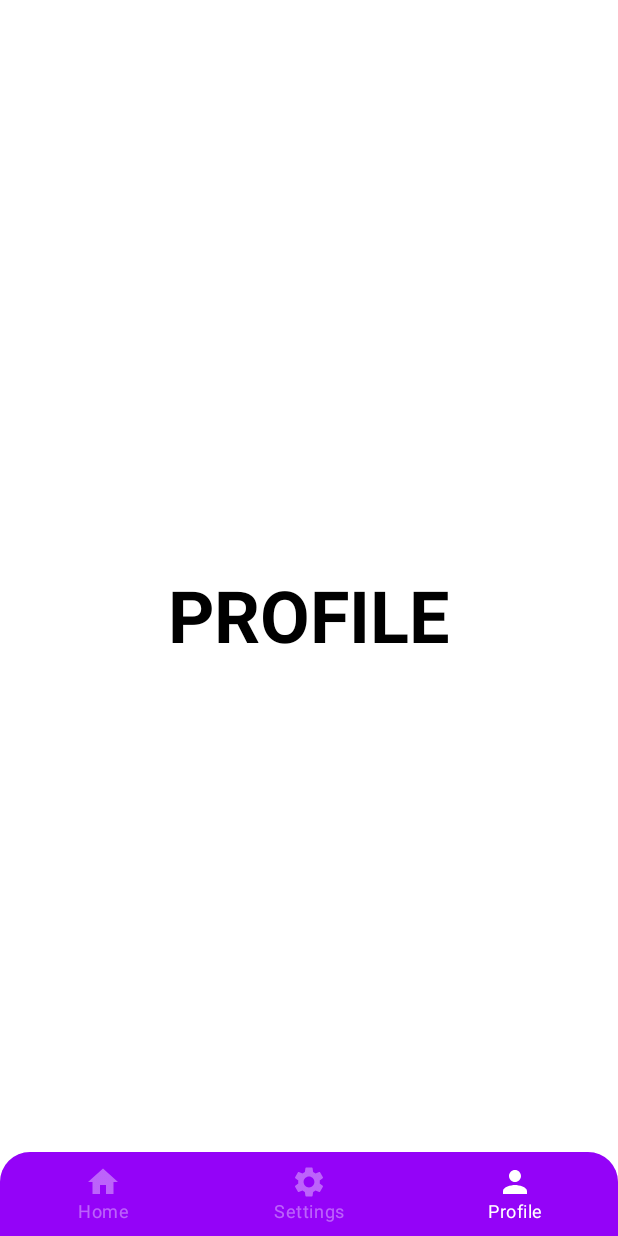
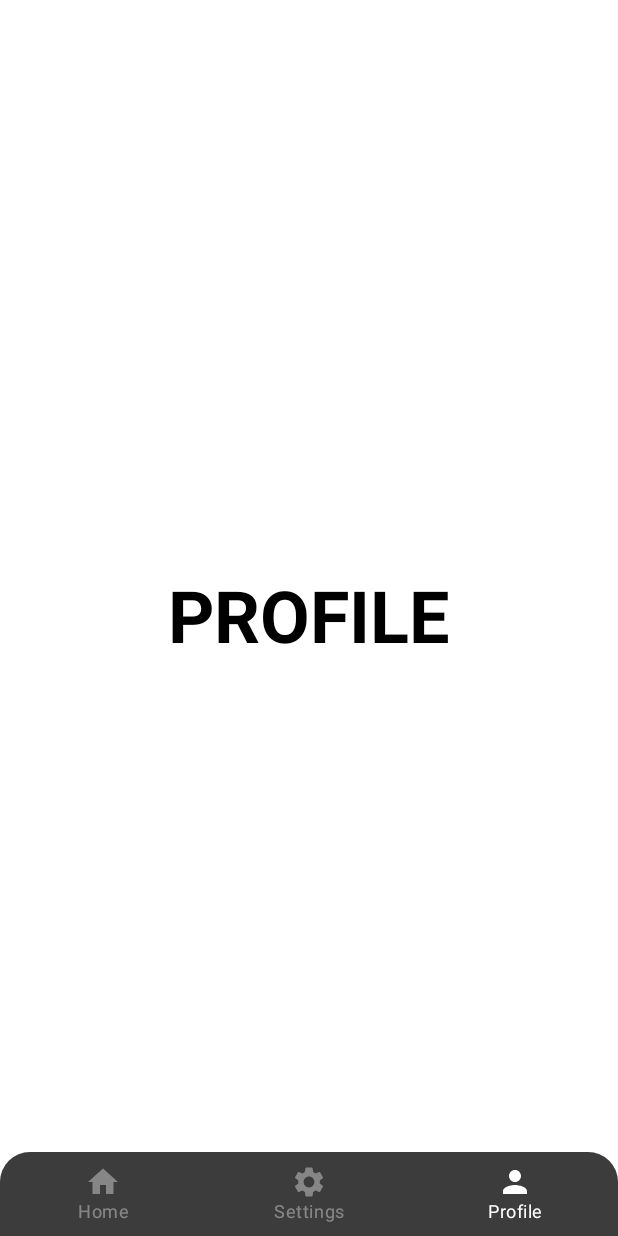
Before and after one commit to Ozatac/Photowall, an Android app built with Jetpack Compose: the ProfileScreen screen opened through its navigation route, on a phone screen of 412 x 824 dp. Run offline under Robolectric (Android 15) with nearby library versions, the phone set to English and light mode, and no system bars; our stand-ins replace Dagger/Hilt's generated code; pictures from the network do not load.

Commit message:
nested LazyColumn olusturuldu.

```diff
--- a/app/build.gradle
+++ b/app/build.gradle
@@ -94,4 +94,10 @@ dependencies {
 
     //SwipeRefresh
     implementation "com.google.accompanist:accompanist-swiperefresh:0.19.0"
+
+    //Glide
+    implementation "com.github.skydoves:landscapist-glide:1.5.0"
+
+    //FlowLayout
+    implementation "com.google.accompanist:accompanist-flowlayout:0.20.0"
 }
--- a/app/src/main/java/com/tunahanozatac/photowall/MainActivity.kt
+++ b/app/src/main/java/com/tunahanozatac/photowall/MainActivity.kt
@@ -3,11 +3,13 @@ package com.tunahanozatac.photowall
 import android.os.Bundle
 import androidx.activity.ComponentActivity
 import androidx.activity.compose.setContent
+import androidx.compose.foundation.ExperimentalFoundationApi
 import androidx.core.content.ContextCompat
 import com.tunahanozatac.photowall.ui.main.MainScreen
 import com.tunahanozatac.photowall.ui.theme.PhotoWallTheme
 import dagger.hilt.android.AndroidEntryPoint
 
+@ExperimentalFoundationApi
 @AndroidEntryPoint
 class MainActivity : ComponentActivity() {
     override fun onCreate(savedInstanceState: Bundle?) {
--- a/app/src/main/java/com/tunahanozatac/photowall/data/network/api/UnsplashApi.kt
+++ b/app/src/main/java/com/tunahanozatac/photowall/data/network/api/UnsplashApi.kt
@@ -1,7 +1,6 @@
 package com.tunahanozatac.photowall.data.network.api
 
 import com.tunahanozatac.photowall.data.model.random.RandomModel
-import com.tunahanozatac.photowall.util.Resource
 import retrofit2.http.GET
 import retrofit2.http.Query
 
--- a/app/src/main/java/com/tunahanozatac/photowall/ui/main/BottomNavGraph.kt
+++ b/app/src/main/java/com/tunahanozatac/photowall/ui/main/BottomNavGraph.kt
@@ -1,13 +1,15 @@
 package com.tunahanozatac.photowall.ui.main
 
+import androidx.compose.foundation.ExperimentalFoundationApi
 import androidx.compose.runtime.Composable
 import androidx.navigation.NavHostController
 import androidx.navigation.compose.NavHost
 import androidx.navigation.compose.composable
-import com.tunahanozatac.photowall.ui.screens.HomeScreen
-import com.tunahanozatac.photowall.ui.screens.ProfileScreen
-import com.tunahanozatac.photowall.ui.screens.SettingsScreen
+import com.tunahanozatac.photowall.ui.screens.home.HomeScreen
+import com.tunahanozatac.photowall.ui.screens.profilee.ProfileScreen
+import com.tunahanozatac.photowall.ui.screens.settings.SettingsScreen
 
+@ExperimentalFoundationApi
 @Composable
 fun BottomNavGraph(navController: NavHostController) {
     NavHost(
@@ -18,10 +20,10 @@ fun BottomNavGraph(navController: NavHostController) {
             HomeScreen(navController = navController)
         }
         composable(route = BottomBarScreen.Settings.route) {
-            SettingsScreen()
+            SettingsScreen(navController = navController)
         }
         composable(route = BottomBarScreen.Profile.route) {
-            ProfileScreen()
+            ProfileScreen(navController = navController)
         }
     }
 }
--- a/app/src/main/java/com/tunahanozatac/photowall/ui/main/MainScreen.kt
+++ b/app/src/main/java/com/tunahanozatac/photowall/ui/main/MainScreen.kt
@@ -1,5 +1,6 @@
 package com.tunahanozatac.photowall.ui.main
 
+import androidx.compose.foundation.ExperimentalFoundationApi
 import androidx.compose.foundation.layout.RowScope
 import androidx.compose.foundation.shape.RoundedCornerShape
 import androidx.compose.material.*
@@ -15,6 +16,7 @@ import androidx.navigation.NavHostController
 import androidx.navigation.compose.currentBackStackEntryAsState
 import androidx.navigation.compose.rememberNavController
 
+@ExperimentalFoundationApi
 @Composable
 fun MainScreen() {
     val navController = rememberNavController()
--- a/app/src/main/java/com/tunahanozatac/photowall/ui/screens/Home.kt
+++ /dev/null
@@ -1,112 +0,0 @@
-package com.tunahanozatac.photowall.ui.screens
-
-import androidx.compose.foundation.background
-import androidx.compose.foundation.layout.*
-import androidx.compose.foundation.lazy.LazyColumn
-import androidx.compose.foundation.lazy.items
-import androidx.compose.material.*
-import androidx.compose.runtime.*
-import androidx.compose.ui.Alignment
-import androidx.compose.ui.Modifier
-import androidx.compose.ui.text.font.FontWeight
-import androidx.compose.ui.unit.dp
-import androidx.hilt.navigation.compose.hiltViewModel
-import androidx.navigation.NavController
-import com.google.accompanist.swiperefresh.SwipeRefresh
-import com.google.accompanist.swiperefresh.rememberSwipeRefreshState
-import com.tunahanozatac.photowall.data.model.random.RandomModel
-import com.tunahanozatac.photowall.data.network.viewmodel.RandomViewModel
-import com.tunahanozatac.photowall.util.Constants.API_KEY
-import kotlinx.coroutines.delay
-
-@Composable
-fun HomeScreen(
-    navController: NavController,
-    viewModel: RandomViewModel = hiltViewModel()
-) {
-    LaunchedEffect(key1 = "getData") {
-        viewModel.loadRandomPhoto(API_KEY)
-    }
-
-    Surface(
-        color = MaterialTheme.colors.secondary,
-        modifier = Modifier.fillMaxSize()
-    ) {
-        Column {
-            CryptoList(navController = navController)
-        }
-    }
-}
-
-@Composable
-fun CryptoList(
-    navController: NavController,
-    viewModel: RandomViewModel = hiltViewModel()
-) {
-    val cryptoList by remember { viewModel.cryptoList }
-    val isLoading by remember { viewModel.isLoading }
-
-    CryptoListView(cryptos = cryptoList, navController = navController)
-
-    Box(
-        contentAlignment = Alignment.Center,
-        modifier = Modifier.fillMaxSize()
-    ) {
-        if (isLoading) {
-            CircularProgressIndicator(color = MaterialTheme.colors.primary)
-        }
-    }
-
-}
-
-@Composable
-fun CryptoListView(cryptos: List<RandomModel>, navController: NavController) {
-    LazyColumn(contentPadding = PaddingValues(5.dp)) {
-        items(cryptos) { crypto ->
-            CryptoRow(navController = navController, crypto = crypto)
-        }
-    }
-}
-
-@Composable
-fun CryptoRow(navController: NavController, crypto: RandomModel) {
-    Box {}
-    Column(
-        modifier = Modifier
-            .fillMaxWidth()
-            .background(color = MaterialTheme.colors.secondary)
-
-    ) {
-        Text(
-            text = crypto.user.first_name,
-            style = MaterialTheme.typography.h4,
-            modifier = Modifier.padding(2.dp),
-            fontWeight = FontWeight.Bold,
-            color = MaterialTheme.colors.primary
-        )
-    }
-}
-
-/*@Composable  //SwipeRefreshCompose compose calismasi deneme
-fun SwipeRefreshCompose() {
-    Scaffold(
-        modifier = Modifier.fillMaxSize()
-    ) {
-        var refreshing by remember { mutableStateOf(false) }
-        LaunchedEffect(refreshing) {
-            if (refreshing) {
-                delay(2000)
-                refreshing = false
-            }
-        }
-
-        SwipeRefresh(
-            state = rememberSwipeRefreshState(isRefreshing = refreshing),
-            onRefresh = { refreshing = true }
-        ) {
-            LazyColumn {
-
-            }
-        }
-    }
-}*/
--- /dev/null
+++ b/app/src/main/java/com/tunahanozatac/photowall/ui/screens/home/Home.kt
@@ -0,0 +1,248 @@
+package com.tunahanozatac.photowall.ui.screens.home
+
+import androidx.compose.foundation.ExperimentalFoundationApi
+import androidx.compose.foundation.Image
+import androidx.compose.foundation.background
+import androidx.compose.foundation.border
+import androidx.compose.foundation.layout.*
+import androidx.compose.foundation.lazy.LazyColumn
+import androidx.compose.foundation.lazy.LazyRow
+import androidx.compose.foundation.shape.CircleShape
+import androidx.compose.foundation.shape.RoundedCornerShape
+import androidx.compose.material.*
+import androidx.compose.runtime.Composable
+import androidx.compose.runtime.LaunchedEffect
+import androidx.compose.runtime.getValue
+import androidx.compose.runtime.remember
+import androidx.compose.ui.Alignment
+import androidx.compose.ui.Modifier
+import androidx.compose.ui.draw.clip
+import androidx.compose.ui.graphics.Color
+import androidx.compose.ui.layout.ContentScale
+import androidx.compose.ui.text.font.FontWeight
+import androidx.compose.ui.unit.dp
+import androidx.compose.ui.unit.sp
+import androidx.hilt.navigation.compose.hiltViewModel
+import androidx.navigation.NavController
+import coil.compose.rememberImagePainter
+import com.tunahanozatac.photowall.data.model.random.RandomModel
+import com.tunahanozatac.photowall.util.Constants.API_KEY
+
+@ExperimentalFoundationApi
+@Composable
+fun HomeScreen(
+    navController: NavController,
+    viewModel: RandomViewModel = hiltViewModel()
+) {
+    LaunchedEffect(key1 = "getData") {
+        viewModel.loadRandomPhoto(API_KEY)
+    }
+
+    Surface(
+        modifier = Modifier
+            .fillMaxSize()
+            .padding(10.dp)
+    ) {
+        Column {
+            CryptoList()
+        }
+    }
+}
+
+@ExperimentalFoundationApi
+@Composable
+fun CryptoList(
+    viewModel: RandomViewModel = hiltViewModel()
+) {
+    val cryptoList by remember { viewModel.cryptoList }
+    val isLoading by remember { viewModel.isLoading }
+
+    CryptoListView(cryptos = cryptoList)
+
+    Box(
+        contentAlignment = Alignment.Center,
+        modifier = Modifier.fillMaxSize()
+    ) {
+        if (isLoading) {
+            CircularProgressIndicator(color = MaterialTheme.colors.primary)
+        }
+    }
+}
+
+@ExperimentalFoundationApi
+@Composable
+fun CryptoListView(cryptos: List<RandomModel>) {
+    /*LazyColumn(
+        modifier = Modifier.fillMaxSize(),
+    ) {
+        item {
+            Column(modifier = Modifier.fillMaxWidth()) {
+                Text("My Books")
+                LazyRow {
+                    items(cryptos) {
+                        CryptoRow(cryptos = cryptos)
+                    }
+                }
+            }
+        }
+        item {
+            Text("Whishlisted Books", style = MaterialTheme.typography.h4)
+        }
+        items(cryptos.windowed(2, 2, true)) { item ->
+            Row {
+                Image(
+                    painter = rememberImagePainter(data = cryptos[0].user.profile_image.large),
+                    contentDescription = cryptos[0].user.name,
+                    modifier = Modifier
+                        .padding(16.dp)
+                        .size(160.dp, 160.dp)
+                        .clip(RoundedCornerShape(50.dp))
+                        .border(2.dp, Color.Gray, shape = RoundedCornerShape(50.dp))
+                )
+                Image(
+                    painter = rememberImagePainter(data = cryptos[0].user.profile_image.large),
+                    contentDescription = cryptos[0].user.name,
+                    modifier = Modifier
+                        .padding(16.dp)
+                        .size(170.dp, 180.dp)
+                        .clip(RoundedCornerShape(50.dp))
+                        .border(2.dp, Color.Gray, shape = RoundedCornerShape(50.dp))
+                )
+            }
+        }
+    }*/
+    Column(
+        modifier = Modifier
+            .fillMaxSize()
+    ) {
+        LazyColumn {
+            item {
+                Text(
+                    text = "Recent List",
+                    color = Color.Black,
+                    fontSize = 18.sp,
+                    fontWeight = FontWeight.Bold,
+                    modifier = Modifier.padding(10.dp)
+                )
+            }
+            //Horizontal Scroll view
+            item {
+                LazyRow {
+                    items(cryptos.size) {
+                        Card(
+                            modifier = Modifier
+                                .width(110.dp)
+                                .height(120.dp)
+                                .padding(10.dp, 5.dp, 5.dp, 0.dp)
+                                .clip(RoundedCornerShape(10.dp))
+                                .background(Color.White),
+                            elevation = 5.dp
+                        ) {
+                            Column(
+                                modifier = Modifier.padding(5.dp),
+                                horizontalAlignment = Alignment.CenterHorizontally,
+                                verticalArrangement = Arrangement.Center
+                            ) {
+                                Image(
+                                    painter = rememberImagePainter(data = cryptos[0].user.profile_image.large),
+                                    contentDescription = "profile Image",
+                                    contentScale = ContentScale.Crop,
+                                    modifier = Modifier
+                                        .size(60.dp)
+                                        .clip(CircleShape)
+                                )
+                                Spacer(modifier = Modifier.padding(5.dp))
+                                Text(
+                                    text = "Test",
+                                    color = Color.Black,
+                                    fontWeight = FontWeight.Bold,
+                                    fontSize = 16.sp
+                                )
+                            }
+                        }
+                    }
+                }
+            }
+
+            item {
+                Text(
+                    text = "Lists",
+                    color = Color.Black,
+                    fontSize = 18.sp,
+                    fontWeight = FontWeight.Bold,
+                    modifier = Modifier.padding(10.dp)
+                )
+            }
+
+            items(cryptos.size) {
+                Card(
+                    modifier = Modifier
+                        .fillMaxWidth()
+                        .height(100.dp)
+                        .padding(10.dp, 5.dp, 10.dp, 5.dp)
+                        .clip(RoundedCornerShape(10.dp))
+                        .background(Color.White),
+                    elevation = 5.dp
+                ) {
+                    Column(
+                        modifier = Modifier.padding(10.dp)
+                    ) {
+                        Row(
+                            verticalAlignment = Alignment.CenterVertically
+                        ) {
+                            Image(
+                                painter = rememberImagePainter(data = cryptos[0].user.profile_image.large),
+                                contentDescription = "Profile Image",
+                                contentScale = ContentScale.Crop,
+                                modifier = Modifier
+                                    .size(60.dp)
+                                    .clip(CircleShape)
+                            )
+
+                            Spacer(modifier = Modifier.padding(5.dp))
+
+                            Column {
+                                Text(
+                                    text = "Sample Test",
+                                    color = Color.Black,
+                                    fontSize = 16.sp,
+                                    fontWeight = FontWeight.Bold
+                                )
+
+                                Spacer(modifier = Modifier.padding(2.dp))
+
+                                Text(
+                                    text = "Lorem Ipsum is simply dummy text of the printing and typesetting industry.",
+                                    color = Color.Gray,
+                                    fontSize = 12.sp
+                                )
+                            }
+                        }
+                    }
+                }
+            }
+        }
+    }
+
+}
+
+@Composable
+fun CryptoRow(cryptos: List<RandomModel>) {
+    Column(
+        modifier = Modifier
+            .fillMaxWidth()
+            .fillMaxHeight(),
+        verticalArrangement = Arrangement.Center,
+        horizontalAlignment = Alignment.CenterHorizontally,
+    ) {
+        Image(
+            painter = rememberImagePainter(data = cryptos[0].user.profile_image.medium),
+            contentDescription = cryptos[0].user.name,
+            modifier = Modifier
+                .padding(16.dp)
+                .size(80.dp, 80.dp)
+                .clip(CircleShape)
+                .border(2.dp, Color.Gray, CircleShape)
+        )
+    }
+}
--- a/app/src/main/java/com/tunahanozatac/photowall/data/network/viewmodel/RandomViewModel.kt
+++ b/app/src/main/java/com/tunahanozatac/photowall/ui/screens/home/RandomViewModel.kt
@@ -1,10 +1,11 @@
-package com.tunahanozatac.photowall.data.network.viewmodel
+package com.tunahanozatac.photowall.ui.screens.home
 
 import androidx.compose.runtime.mutableStateOf
 import androidx.lifecycle.ViewModel
 import androidx.lifecycle.viewModelScope
 import com.tunahanozatac.photowall.data.model.random.RandomModel
 import com.tunahanozatac.photowall.data.network.repository.RandomRepository
+import com.tunahanozatac.photowall.util.Constants
 import com.tunahanozatac.photowall.util.Resource
 import dagger.hilt.android.lifecycle.HiltViewModel
 import kotlinx.coroutines.launch
@@ -17,7 +18,11 @@ class RandomViewModel @Inject constructor(
 
     var cryptoList = mutableStateOf<List<RandomModel>>(listOf())
     var errorMessage = mutableStateOf("")
-    var isLoading = mutableStateOf(false)
+    var isLoading = mutableStateOf(true)
+
+    /*init {
+        loadRandomPhoto(Constants.API_KEY)
+    }*/
 
     fun loadRandomPhoto(clientId: String) {
         viewModelScope.launch {
--- a/app/src/main/java/com/tunahanozatac/photowall/ui/screens/Profile.kt
+++ b/app/src/main/java/com/tunahanozatac/photowall/ui/screens/profilee/Profile.kt
@@ -1,4 +1,4 @@
-package com.tunahanozatac.photowall.ui.screens
+package com.tunahanozatac.photowall.ui.screens.profilee
 
 import androidx.compose.foundation.background
 import androidx.compose.foundation.layout.Box
@@ -10,10 +10,10 @@ import androidx.compose.ui.Alignment
 import androidx.compose.ui.Modifier
 import androidx.compose.ui.graphics.Color
 import androidx.compose.ui.text.font.FontWeight
-import androidx.compose.ui.tooling.preview.Preview
+import androidx.navigation.NavController
 
 @Composable
-fun ProfileScreen() {
+fun ProfileScreen(navController: NavController) {
     Box(
         modifier = Modifier
             .fillMaxSize()
@@ -28,9 +28,3 @@ fun ProfileScreen() {
         )
     }
 }
-
-@Composable
-@Preview
-fun ProfileScreenPreview() {
-    ProfileScreen()
-}
--- a/app/src/main/java/com/tunahanozatac/photowall/ui/theme/Color.kt
+++ b/app/src/main/java/com/tunahanozatac/photowall/ui/theme/Color.kt
@@ -3,6 +3,7 @@ package com.tunahanozatac.photowall.ui.theme
 import androidx.compose.ui.graphics.Color
 
 val Purple200 = Color(0xFFBB86FC)
-val Purple500 = Color(0xFF9403F8)
+val Purple500 = Color(0xFF3D3C3C)
+//val Purple500 = Color(0xFFEC904C)
 val Purple700 = Color(0xFF9403F8)
 val Teal200 = Color(0xFF03DAC5)
--- a/app/src/main/res/values/colors.xml
+++ b/app/src/main/res/values/colors.xml
@@ -2,7 +2,7 @@
 <resources>
     <color name="purple_200">#FFBB86FC</color>
     <color name="purple_500">#FF6200EE</color>
-    <color name="purple_700">#FF6200EE</color>
+    <color name="purple_700">#EC904C</color>
     <color name="teal_200">#FF03DAC5</color>
     <color name="teal_700">#FF018786</color>
     <color name="black">#FF000000</color>
```
Also changed, not shown: app/src/main/java/com/tunahanozatac/photowall/ui/screens/settings/Settings.kt (renamed from app/src/main/java/com/tunahanozatac/photowall/ui/screens/Settings.kt, +3 -9 lines).
